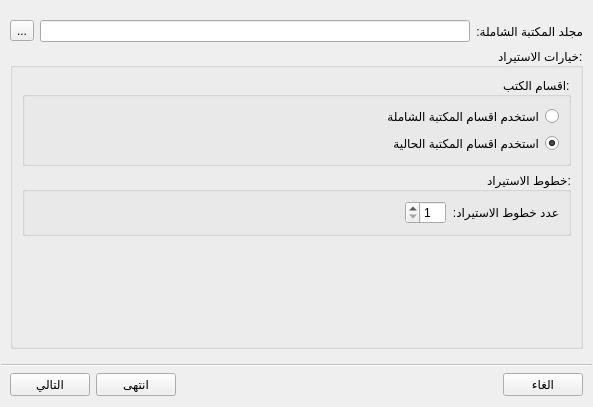
This is src/shamelaimportdialog.ui in boussouira/moltaqa as Qt 5 draws it before an edit. The edited form follows.
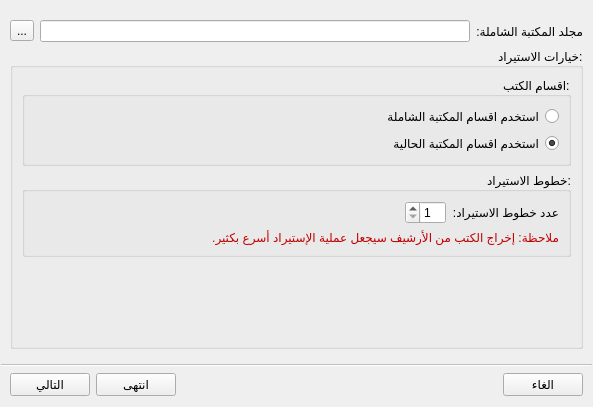
This is the edited form. Custom widgets are drawn as their Qt base class.

Commit message: Add a note in shamela import dialog for linux users

Diff of the .ui file:
```diff
--- a/src/shamelaimportdialog.ui
+++ b/src/shamelaimportdialog.ui
@@ -116,6 +116,9 @@
              <string>خطوط الاستيراد:</string>
             </property>
             <layout class="QFormLayout" name="formLayout">
+             <property name="labelAlignment">
+              <set>Qt::AlignJustify|Qt::AlignVCenter</set>
+             </property>
              <item row="0" column="0">
               <layout class="QHBoxLayout" name="horizontalLayout_5">
                <item>
@@ -134,6 +137,16 @@
                </item>
               </layout>
              </item>
+             <item row="1" column="0">
+              <widget class="QLabel" name="labelShamelaArchive">
+               <property name="styleSheet">
+                <string notr="true">color: rgb(192, 0, 0);</string>
+               </property>
+               <property name="text">
+                <string>ملاحظة: إخراج الكتب من الأرشيف سيجعل عملية الإستيراد أسرع بكثير.</string>
+               </property>
+              </widget>
+             </item>
             </layout>
            </widget>
           </item>
```
The commit also changes 1 other file.
